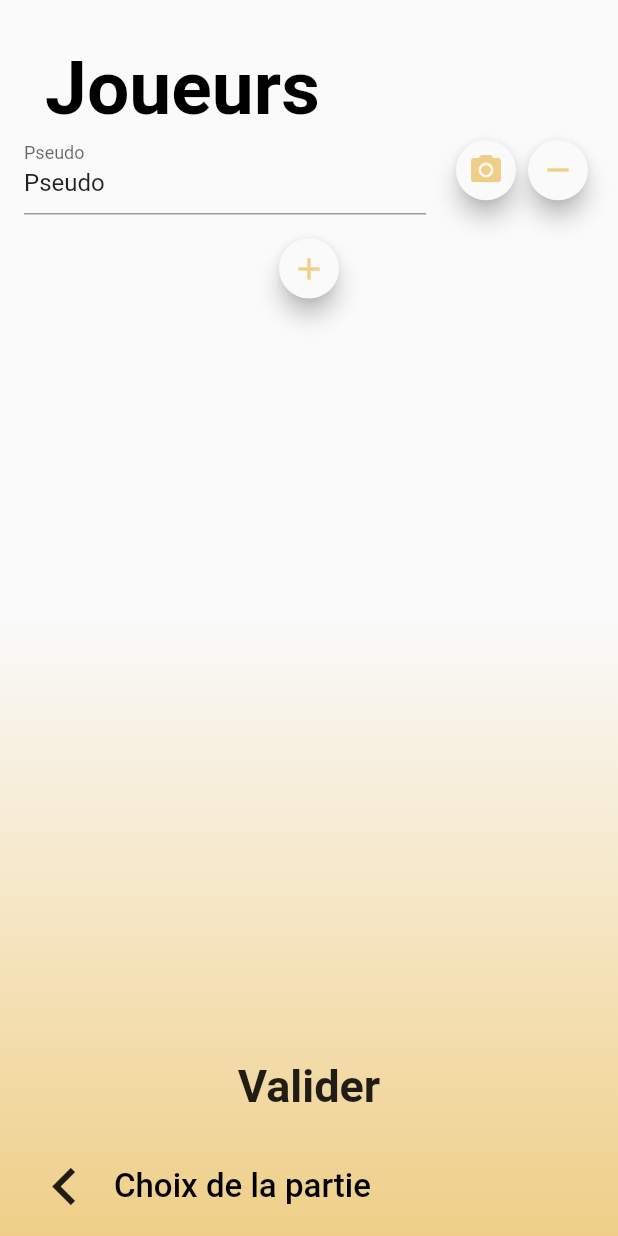
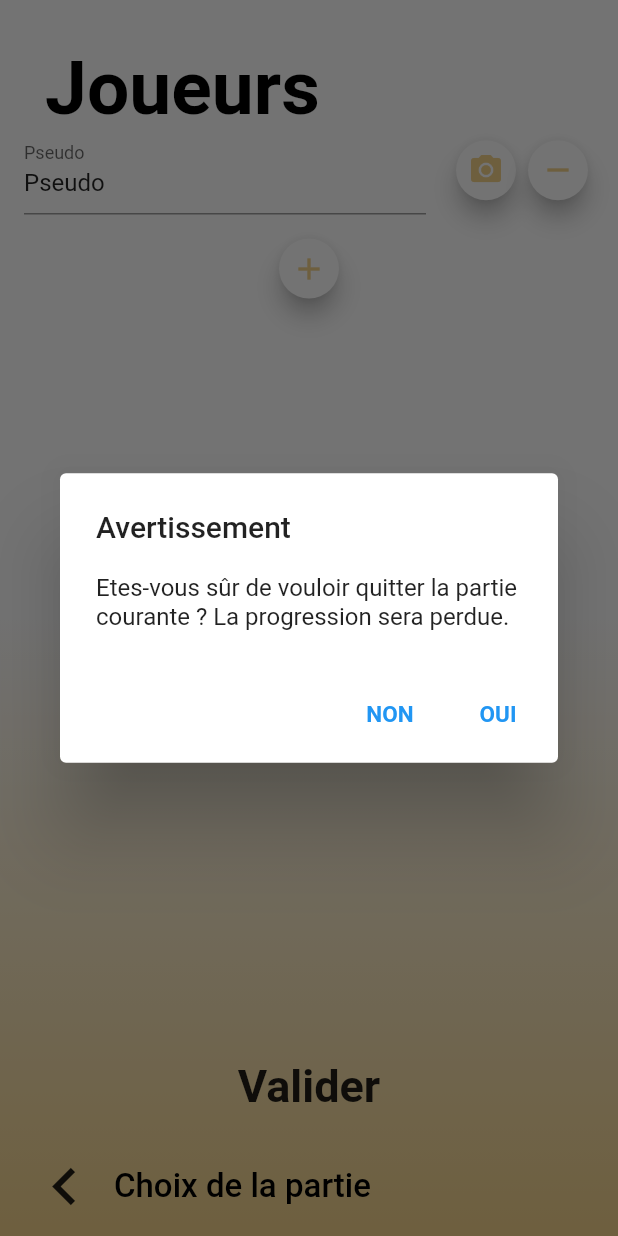
Before and after one commit to AlexisDeslandes/studrink, a Flutter app: the ChosePlayersScreen widget shown alone on an empty page, opened directly, after a tap on the "chevron left" icon, on a phone screen of 412 x 824 dp. Run offline on Flutter 3.47's test engine with Material 2 defaults, Android fonts, the phone set to English and light mode, and no system bars; our stand-ins replace equatable, flutter_bloc, flutter_svg, shared_preferences; accounts and stored records are empty; Roboto replaces fonts that are missing (Helvetica).

Commit message:
Add an alert to chose player page on back button (goal : not losing game state)

```diff
--- a/lib/blocs/current_game/current_game_bloc.dart
+++ b/lib/blocs/current_game/current_game_bloc.dart
@@ -174,6 +174,7 @@ class CurrentGameBloc extends Bloc<CurrentGameEvent, CurrentGameState> {
 
   Stream<CurrentGameState> _validateGame(ValidateGame event) async* {
     if (state.playerList.every((element) => element.filled)) {
+
       navBloc.add(PushNav(pageBuilder: (_) => const GamePage()));
     } else {
       _errorController.add("Tous les pseudos n'ont pas été saisis.");
--- a/lib/pages/chose_players_page.dart
+++ b/lib/pages/chose_players_page.dart
@@ -21,6 +21,32 @@ class ChosePlayersScreen extends BackElementScreen with SimpleTitleScreen {
   @override
   String backButtonText() {
     return "Choix de la partie";
+  }
+
+  @override
+  Future<bool> backButtonCallback(BuildContext context) async {
+    return await showDialog(
+        context: context,
+        builder: (ctx) {
+          return AlertDialog(
+            title: Text("Avertissement"),
+            content: Text(
+                "Etes-vous sûr de vouloir quitter la partie courante ? La progression sera perdue."),
+            actions: [
+              TextButton(
+                  onPressed: () {
+                    Navigator.pop(ctx, false);
+                  },
+                  child: Text("NON")),
+              TextButton(
+                  onPressed: () {
+                    context.bloc<CurrentGameBloc>().add(ResetGame());
+                    Navigator.pop(ctx, true);
+                  },
+                  child: Text("OUI"))
+            ],
+          );
+        });
   }
 
   @override
--- a/lib/widgets/back_element_screen.dart
+++ b/lib/widgets/back_element_screen.dart
@@ -12,12 +12,14 @@ abstract class BackElementScreen extends BaseScreen with BaseBuilding {
   @override
   bool hasBackElement() => true;
 
+  Future<bool> backButtonCallback(BuildContext context) async => true;
+
   @override
   Widget backElement(BuildContext context) {
     return Positioned(
         child: Row(
           children: [
-            const CustomBackButton(),
+            CustomBackButton(callback: backButtonCallback),
             Text(
               backButtonText(),
               style: Theme.of(context).textTheme.bodyText2,
--- a/lib/widgets/custom_back_button.dart
+++ b/lib/widgets/custom_back_button.dart
@@ -4,14 +4,20 @@ import 'package:flutter_bloc/flutter_bloc.dart';
 import 'package:ptit_godet/blocs/nav/nav_bloc.dart';
 
 class CustomBackButton extends StatelessWidget {
-  const CustomBackButton();
+  final Future<bool> Function(BuildContext) callback;
+
+  const CustomBackButton({this.callback});
 
   @override
   Widget build(BuildContext context) {
     return IconButton(
       icon: Icon(Icons.chevron_left),
       iconSize: 50.0,
-      onPressed: () => context.bloc<NavBloc>().add(const PopNav()),
+      onPressed: () async {
+        if (callback == null || await (callback.call(context))) {
+          context.bloc<NavBloc>().add(const PopNav());
+        }
+      },
     );
   }
 }
```
